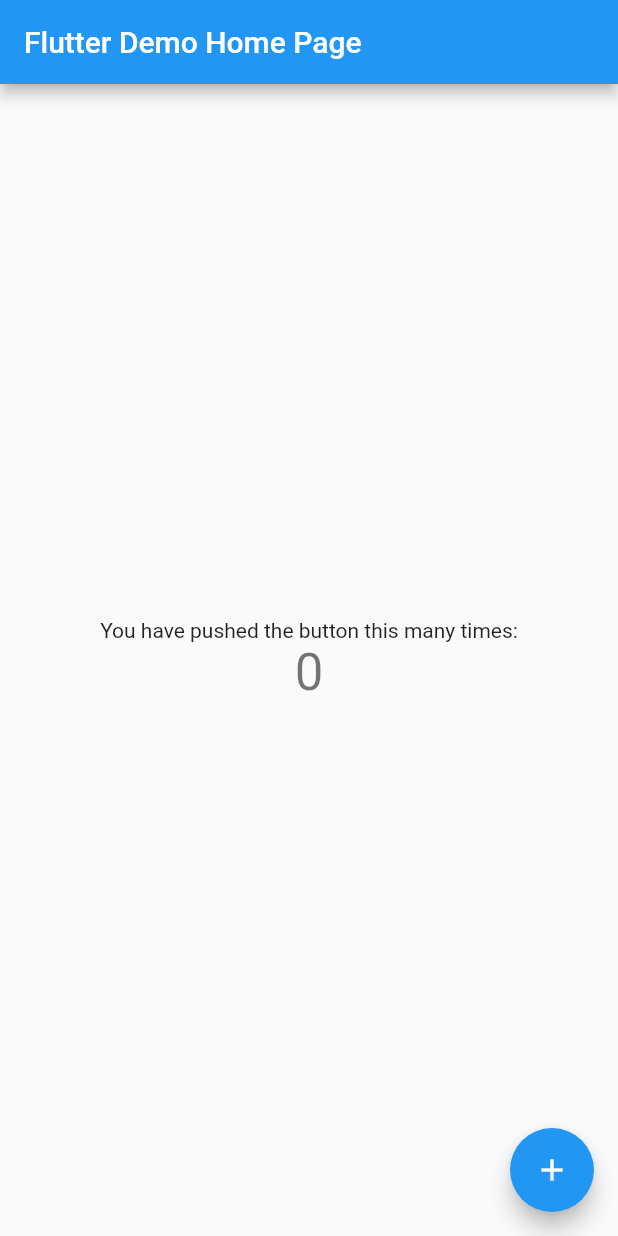
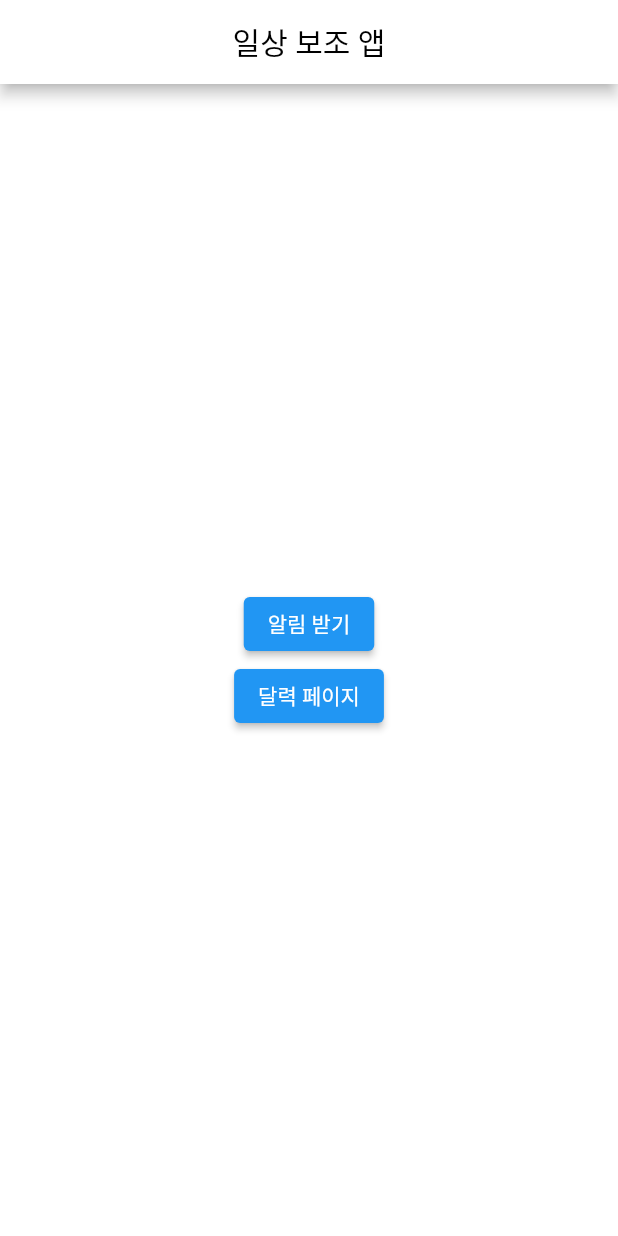
Before and after one commit to Daily-Assistance/Daily_Assistance_App, a Flutter app: the screen it shows after launch, on a phone screen of 412 x 824 dp. Run offline on Flutter 3.47's test engine with Material 2 defaults, Android fonts, the light colour scheme and no system bars.

Commit message:
[ADD] 달력, 알림받기 버튼

```diff
--- a/lib/main.dart
+++ b/lib/main.dart
@@ -1,3 +1,4 @@
+import 'package:daily_assistance/screens/calender.dart';
 import 'package:flutter/material.dart';
 
 void main() {
@@ -7,109 +8,49 @@
 class MyApp extends StatelessWidget {
   const MyApp({super.key});
 
-  // This widget is the root of your application.
   @override
   Widget build(BuildContext context) {
-    return MaterialApp(
-      title: 'Flutter Demo',
-      theme: ThemeData(
-        // This is the theme of your application.
-        //
-        // Try running your application with "flutter run". You'll see the
-        // application has a blue toolbar. Then, without quitting the app, try
-        // changing the primarySwatch below to Colors.green and then invoke
-        // "hot reload" (press "r" in the console where you ran "flutter run",
-        // or simply save your changes to "hot reload" in a Flutter IDE).
-        // Notice that the counter didn't reset back to zero; the application
-        // is not restarted.
-        primarySwatch: Colors.blue,
-      ),
-      home: const MyHomePage(title: 'Flutter Demo Home Page'),
+    return const MaterialApp(
+      title: "일상 보조",
+      debugShowCheckedModeBanner: false,
+      home: MyPage(),
     );
   }
 }
 
-class MyHomePage extends StatefulWidget {
-  const MyHomePage({super.key, required this.title});
-
-  // This widget is the home page of your application. It is stateful, meaning
-  // that it has a State object (defined below) that contains fields that affect
-  // how it looks.
-
-  // This class is the configuration for the state. It holds the values (in this
-  // case the title) provided by the parent (in this case the App widget) and
-  // used by the build method of the State. Fields in a Widget subclass are
-  // always marked "final".
-
-  final String title;
-
-  @override
-  State<MyHomePage> createState() => _MyHomePageState();
-}
-
-class _MyHomePageState extends State<MyHomePage> {
-  int _counter = 0;
-
-  void _incrementCounter() {
-    setState(() {
-      // This call to setState tells the Flutter framework that something has
-      // changed in this State, which causes it to rerun the build method below
-      // so that the display can reflect the updated values. If we changed
-      // _counter without calling setState(), then the build method would not be
-      // called again, and so nothing would appear to happen.
-      _counter++;
-    });
-  }
+class MyPage extends StatelessWidget {
+  const MyPage({super.key});
 
   @override
   Widget build(BuildContext context) {
-    // This method is rerun every time setState is called, for instance as done
-    // by the _incrementCounter method above.
-    //
-    // The Flutter framework has been optimized to make rerunning build methods
-    // fast, so that you can just rebuild anything that needs updating rather
-    // than having to individually change instances of widgets.
     return Scaffold(
+      backgroundColor: Colors.white,
       appBar: AppBar(
-        // Here we take the value from the MyHomePage object that was created by
-        // the App.build method, and use it to set our appbar title.
-        title: Text(widget.title),
+        title: const Text(
+          "일상 보조 앱",
+          style: TextStyle(color: Colors.black),
+        ),
+        centerTitle: true,
+        backgroundColor: Colors.white,
       ),
       body: Center(
-        // Center is a layout widget. It takes a single child and positions it
-        // in the middle of the parent.
         child: Column(
-          // Column is also a layout widget. It takes a list of children and
-          // arranges them vertically. By default, it sizes itself to fit its
-          // children horizontally, and tries to be as tall as its parent.
-          //
-          // Invoke "debug painting" (press "p" in the console, choose the
-          // "Toggle Debug Paint" action from the Flutter Inspector in Android
-          // Studio, or the "Toggle Debug Paint" command in Visual Studio Code)
-          // to see the wireframe for each widget.
-          //
-          // Column has various properties to control how it sizes itself and
-          // how it positions its children. Here we use mainAxisAlignment to
-          // center the children vertically; the main axis here is the vertical
-          // axis because Columns are vertical (the cross axis would be
-          // horizontal).
           mainAxisAlignment: MainAxisAlignment.center,
-          children: <Widget>[
-            const Text(
-              'You have pushed the button this many times:',
-            ),
-            Text(
-              '$_counter',
-              style: Theme.of(context).textTheme.headline4,
-            ),
+          children: [
+            ElevatedButton(
+                onPressed: () {
+                  //알림 받는 함수
+                },
+                child: const Text("알림 받기")),
+            ElevatedButton(
+                onPressed: () {
+                  Navigator.push(context,
+                      MaterialPageRoute(builder: (_) => const CalenderPage()));
+                },
+                child: const Text("달력 페이지")),
           ],
         ),
       ),
-      floatingActionButton: FloatingActionButton(
-        onPressed: _incrementCounter,
-        tooltip: 'Increment',
-        child: const Icon(Icons.add),
-      ), // This trailing comma makes auto-formatting nicer for build methods.
     );
   }
 }
```
